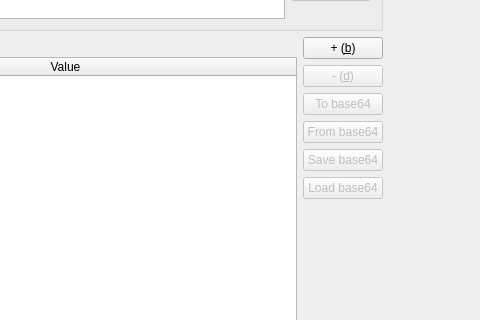
Qt form src/EditElement.ui (lbellonda/qxmledit) before a commit; both pictures show x 377 to 857 and y 267 to 587 of the 857 by 701 pixel window.
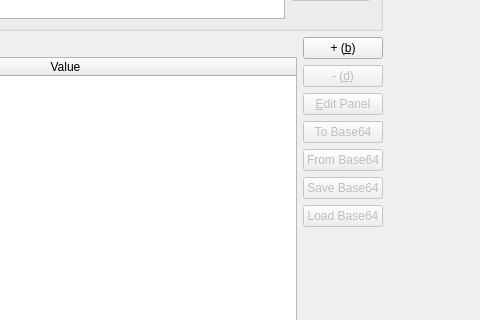
The same form after that commit. Icons and pictures are not drawn.

Commit message: Optionally use the text edit panel for attribute values.

Diff of the .ui file:
```diff
--- a/src/EditElement.ui
+++ b/src/EditElement.ui
@@ -357,13 +357,23 @@
            </property>
           </widget>
          </item>
+         <item>
+          <widget class="QPushButton" name="cmdEditAttributeAdvanced">
+           <property name="enabled">
+            <bool>false</bool>
+           </property>
+           <property name="text">
+            <string>&amp;Edit Panel</string>
+           </property>
+          </widget>
+         </item>
          <item>
           <widget class="QPushButton" name="cmdToBase64">
            <property name="enabled">
             <bool>false</bool>
            </property>
            <property name="text">
-            <string>To base64</string>
+            <string>To Base64</string>
            </property>
           </widget>
          </item>
@@ -373,7 +383,7 @@
             <bool>false</bool>
            </property>
            <property name="text">
-            <string>From base64</string>
+            <string>From Base64</string>
            </property>
           </widget>
          </item>
@@ -386,7 +396,7 @@
             <string>s</string>
            </property>
            <property name="text">
-            <string>Save base64</string>
+            <string>Save Base64</string>
            </property>
           </widget>
          </item>
@@ -399,7 +409,7 @@
             <string>Load a binary file and insert it into the current attribute as base64 coded text.</string>
            </property>
            <property name="text">
-            <string>Load base64</string>
+            <string>Load Base64</string>
            </property>
           </widget>
          </item>
```
Left out of the diff: 15 changed lines with no effect on the pictures. The commit also changes 6 other files.
